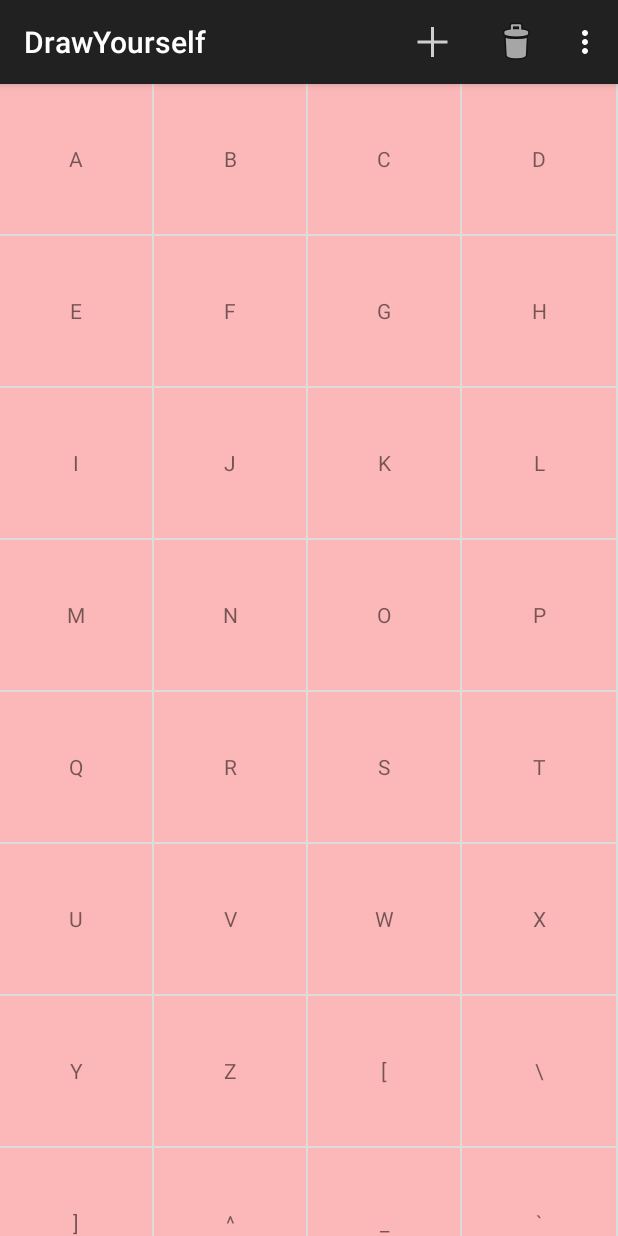
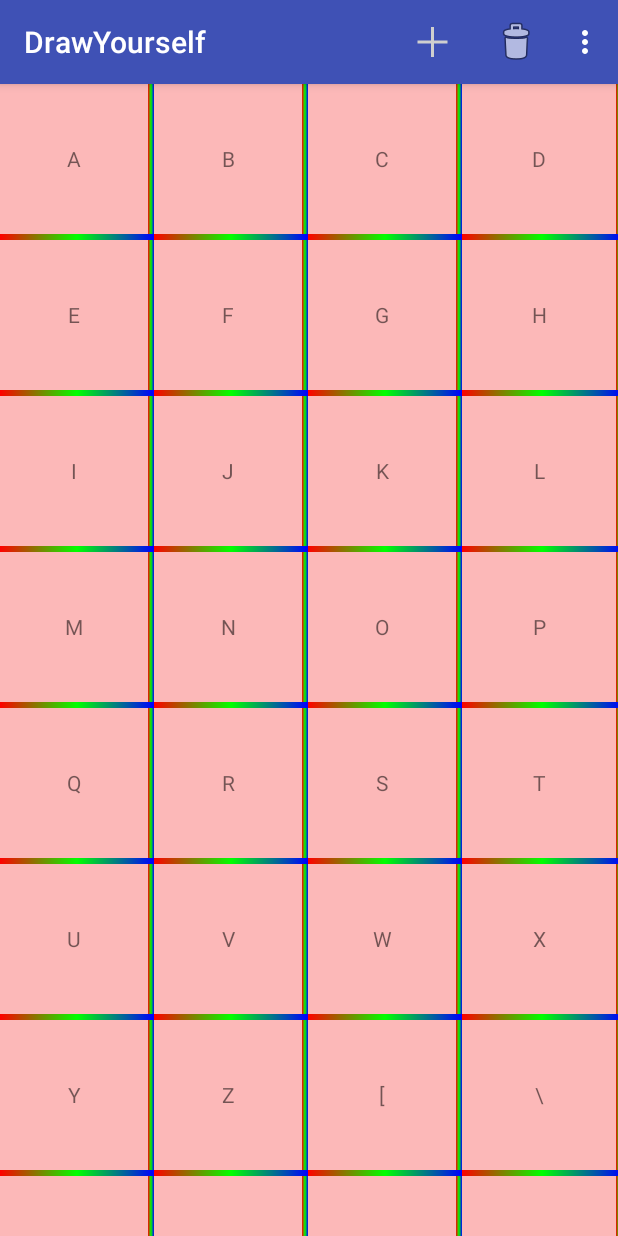
Before and after one commit to JasonXiang2014/AndroidTaste, an Android app: the screen it shows after launch (RecycleActivity before the commit, RecyclerActivity after it), after a tap on "RECYCLEVIEW", on a phone screen of 412 x 824 dp. Run offline under Robolectric (Android 15) with nearby library versions, the phone set to English and light mode, and no system bars.

```diff
--- a/app/build.gradle
+++ b/app/build.gradle
@@ -21,6 +21,7 @@ android {
 
 dependencies {
     compile fileTree(dir: 'libs', include: ['*.jar'])
+    //Migrating to the AppCompat Library
     compile 'com.android.support:appcompat-v7:24.2.0'
     compile 'com.android.support:cardview-v7:24.2.0'
     compile 'com.android.support:recyclerview-v7:24.2.0'
--- a/app/src/main/AndroidManifest.xml
+++ b/app/src/main/AndroidManifest.xml
@@ -15,8 +15,10 @@
                 <category android:name="android.intent.category.LAUNCHER" />
             </intent-filter>
         </activity>
-        <activity android:name=".main.RecycleActivity"></activity>
-        <activity android:name=".main.StaggeredGridLayoutActivity"></activity>
+        <activity
+            android:name=".main.RecyclerActivity"
+            android:theme="@style/AppTheme" />
+        <activity android:name=".main.StaggeredGridLayoutActivity" />
     </application>
 
 </manifest>
--- a/app/src/main/java/jasonxiang/com/doItYourself/main/MainActivity.java
+++ b/app/src/main/java/jasonxiang/com/doItYourself/main/MainActivity.java
@@ -1,25 +1,24 @@
 package jasonxiang.com.doItYourself.main;
 
-import java.util.ArrayList;
-import java.util.List;
-
-import android.app.Activity;
-import android.content.Context;
 import android.content.Intent;
 import android.os.Bundle;
 import android.support.v4.view.PagerAdapter;
 import android.support.v4.view.ViewPager;
 import android.support.v4.view.ViewPager.OnPageChangeListener;
+import android.support.v7.app.AppCompatActivity;
 import android.util.TypedValue;
 import android.view.View;
 import android.view.ViewGroup;
 import android.view.ViewGroup.LayoutParams;
 import android.widget.Button;
 
+import java.util.ArrayList;
+import java.util.List;
+
 import jasonxiang.com.doItYourself.R;
 import jasonxiang.com.doItYourself.view.IndicatorView;
 
-public class MainActivity extends Activity {
+public class MainActivity extends AppCompatActivity {
 
     private ViewPager mViewPager;
     private IndicatorView indicatorview;
@@ -50,7 +49,7 @@ public class MainActivity extends Activity {
         recycleButton.setOnClickListener(new View.OnClickListener() {
             @Override
             public void onClick(View view) {
-                Intent intent = new Intent(MainActivity.this, RecycleActivity.class);
+                Intent intent = new Intent(MainActivity.this, RecyclerActivity.class);
                 startActivity(intent);
             }
         });
--- a/app/src/main/java/jasonxiang/com/doItYourself/main/RecycleActivity.java
+++ b/app/src/main/java/jasonxiang/com/doItYourself/main/RecyclerActivity.java
@@ -21,7 +21,7 @@ import jasonxiang.com.doItYourself.recycler.DividerGridItemDecoration;
 import jasonxiang.com.doItYourself.recycler.HomeAdapter;
 import jasonxiang.com.doItYourself.recycler.StaggeredHomeAdapter;
 
-public class RecycleActivity extends AppCompatActivity {
+public class RecyclerActivity extends AppCompatActivity {
 
     private RecyclerView mRecyclerView;
     private List<String> mDatas;
@@ -54,13 +54,13 @@ public class RecycleActivity extends AppCompatActivity {
         mAdapter.setOnItemClickLitener(new HomeAdapter.OnItemClickLitener() {
             @Override
             public void onItemClick(View view, int position) {
-                Toast.makeText(RecycleActivity.this, position + " click",
+                Toast.makeText(RecyclerActivity.this, position + " click",
                         Toast.LENGTH_SHORT).show();
             }
 
             @Override
             public void onItemLongClick(View view, int position) {
-                Toast.makeText(RecycleActivity.this, position + " long click",
+                Toast.makeText(RecyclerActivity.this, position + " long click",
                         Toast.LENGTH_SHORT).show();
             }
         });
--- a/app/src/main/res/values/colors.xml
+++ b/app/src/main/res/values/colors.xml
@@ -449,4 +449,10 @@
 
     <color name="color_item_press">#ffff0000</color>
     <color name="color_item_normal">#44ff0000</color>
+
+
+    <color name="colorPrimary">#3F51B5</color>
+    <color name="colorPrimaryDark">#303F9F</color>
+    <color name="colorAccent">#FF4081</color>
+
 </resources>
--- a/app/src/main/res/values/styles.xml
+++ b/app/src/main/res/values/styles.xml
@@ -2,11 +2,16 @@
 
     <!-- Base application theme. -->
     <style name="AppTheme" parent="Theme.AppCompat.Light.DarkActionBar">
-     <!--   &lt;!&ndash; Customize your theme here. &ndash;&gt;
+        <!-- Customize your theme here. -->
         <item name="colorPrimary">@color/colorPrimary</item>
         <item name="colorPrimaryDark">@color/colorPrimaryDark</item>
-        <item name="colorAccent">@color/colorAccent</item>-->
-        <!--<item name="android:listDivider">@drawable/divider_bg</item>-->
+        <item name="colorAccent">@color/colorAccent</item>
+        <item name="android:listDivider">@drawable/divider_bg</item>
+    </style>
+
+    <style name="AppTheme.NoActionBar">
+        <item name="windowActionBar">false</item>
+        <item name="windowNoTitle">true</item>
     </style>
 
 </resources>
```
